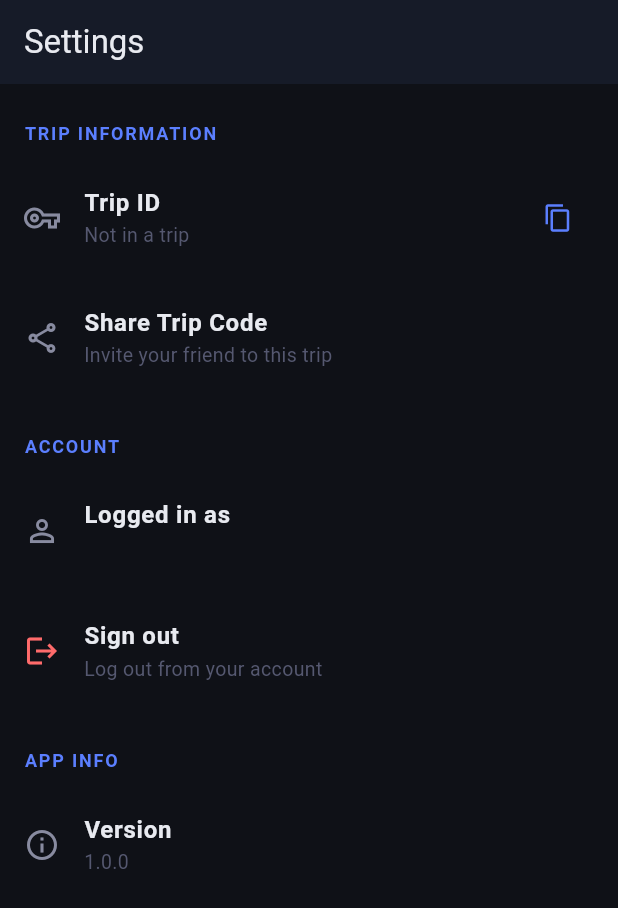
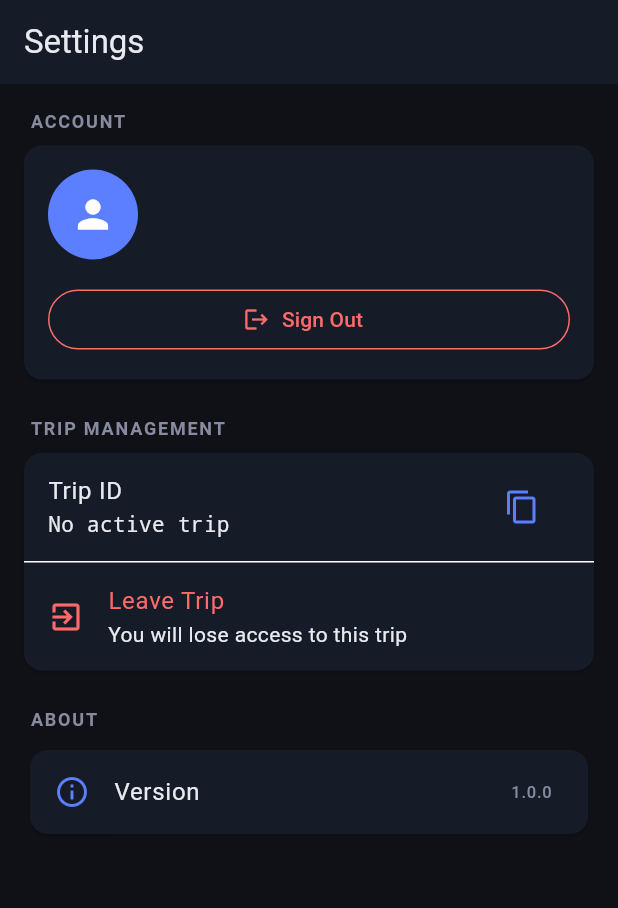
Before and after one commit to chiragdhunna/pesa_barbaadi, a Flutter app: the SettingsScreen screen opened by its route, on a phone screen of 412 x 824 dp. Shown: the top 908 px of the screen. Run offline on Flutter 3.47's test engine with Material 3 defaults, Android fonts, the phone set to English and light mode, and no system bars; our stand-ins replace cloud_firestore, firebase_auth, firebase_core, fl_chart, flutter_riverpod, go_router and 4 more; missing offline and left inert: syncfusion_flutter_xlsio; accounts and stored records are empty.

Commit message:
feat(settings): add leave trip functionality
- Add `leaveTrip` method to FuelRepository to remove current user from trip members and recompute trip balance
- Overhaul SettingsScreen UI: reorganize into Account, Trip Management, and About sections
- Replace custom `_SettingsTile` widget with standard Material ListTiles and Cards
- Add leave trip confirmation dialog with error handling and state cleanup
- Refactor sign out logic into separate helper method
- Remove unused `share_plus` package dependency
- Update section header styling and layout padding

```diff
--- a/lib/repositories/fuel_repository.dart
+++ b/lib/repositories/fuel_repository.dart
@@ -152,6 +152,16 @@ class FuelRepository {
     });
   }
 
+  /// Removes the current user from the trip members.
+  Future<void> leaveTrip() async {
+    await _firestore.collection(AppStrings.tripsCollection).doc(tripId).update({
+      'members.$currentUserUid': FieldValue.delete(),
+    });
+    // Optional: If members become empty, you might want to delete the trip,
+    // but for now, just removing the user is enough as per requirement.
+    await _recomputeBalance();
+  }
+
   /// Watches the trip document for real-time updates.
   Stream<Trip> watchTrip() {
     return _firestore
--- a/lib/screens/settings/settings_screen.dart
+++ b/lib/screens/settings/settings_screen.dart
@@ -5,7 +5,6 @@ import 'package:go_router/go_router.dart';
 import 'package:pesa_barbaadi/providers/auth_provider.dart';
 import 'package:pesa_barbaadi/providers/fuel_provider.dart';
 import 'package:pesa_barbaadi/utils/constants.dart';
-import 'package:share_plus/share_plus.dart';
 import 'package:shared_preferences/shared_preferences.dart';
 
 class SettingsScreen extends ConsumerWidget {
@@ -13,8 +12,8 @@ class SettingsScreen extends ConsumerWidget {
 
   @override
   Widget build(BuildContext context, WidgetRef ref) {
+    final user = ref.watch(currentUserProvider);
     final tripId = ref.watch(tripIdProvider);
-    final user = ref.watch(currentUserProvider);
 
     return Scaffold(
       backgroundColor: AppColors.background,
@@ -24,96 +23,212 @@ class SettingsScreen extends ConsumerWidget {
         elevation: 0,
       ),
       body: ListView(
+        padding: const EdgeInsets.all(16),
         children: [
-          const _SectionHeader(title: 'Trip Information'),
-          _SettingsTile(
-            title: 'Trip ID',
-            subtitle: tripId ?? 'Not in a trip',
-            icon: Icons.vpn_key_outlined,
+          // Account Section
+          const _SectionHeader(title: 'Account'),
+          Card(
+            margin: const EdgeInsets.only(bottom: 24),
+            child: Padding(
+              padding: const EdgeInsets.all(16),
+              child: Column(
+                children: [
+                  Row(
+                    children: [
+                      CircleAvatar(
+                        radius: 30,
+                        backgroundImage: user?.photoURL != null
+                            ? NetworkImage(user!.photoURL!)
+                            : null,
+                        backgroundColor: AppColors.primary,
+                        child: user?.photoURL == null
+                            ? const Icon(Icons.person,
+                                color: Colors.white, size: 30)
+                            : null,
+                      ),
+                      const SizedBox(width: 16),
+                      Expanded(
+                        child: Column(
+                          crossAxisAlignment: CrossAxisAlignment.start,
+                          children: [
+                            Text(
+                              user?.displayName ?? 'No Name',
+                              style: const TextStyle(
+                                color: AppColors.textPrimary,
+                                fontSize: 18,
+                                fontWeight: FontWeight.bold,
+                              ),
+                            ),
+                            Text(
+                              user?.email ?? 'No Email',
+                              style: const TextStyle(
+                                color: AppColors.textSecondary,
+                                fontSize: 14,
+                              ),
+                            ),
+                          ],
+                        ),
+                      ),
+                    ],
+                  ),
+                  const SizedBox(height: 16),
+                  SizedBox(
+                    width: double.infinity,
+                    child: OutlinedButton.icon(
+                      onPressed: () => _handleSignOut(context, ref),
+                      icon: const Icon(Icons.logout, color: AppColors.danger),
+                      label: const Text(
+                        'Sign Out',
+                        style: TextStyle(color: AppColors.danger),
+                      ),
+                      style: OutlinedButton.styleFrom(
+                        side: const BorderSide(color: AppColors.danger),
+                      ),
+                    ),
+                  ),
+                ],
+              ),
+            ),
+          ),
+
+          // Trip Section
+          const _SectionHeader(title: 'Trip Management'),
+          Card(
+            margin: const EdgeInsets.only(bottom: 24),
+            child: Column(
+              children: [
+                ListTile(
+                  title: const Text('Trip ID'),
+                  subtitle: Text(
+                    tripId ?? 'No active trip',
+                    style: const TextStyle(fontFamily: 'monospace'),
+                  ),
                   trailing: IconButton(
-              icon: const Icon(Icons.copy, size: 20, color: AppColors.primary),
+                    icon: const Icon(Icons.copy, color: AppColors.primary),
                     onPressed: tripId != null
                         ? () {
                             Clipboard.setData(ClipboardData(text: tripId));
                             ScaffoldMessenger.of(context).showSnackBar(
                               const SnackBar(
-                            content: Text('Trip ID copied to clipboard')),
+                                content: Text('Trip ID copied to clipboard'),
+                                duration: Duration(seconds: 2),
+                              ),
                             );
                           }
                         : null,
                   ),
                 ),
-          _SettingsTile(
-            title: 'Share Trip Code',
-            subtitle: 'Invite your friend to this trip',
-            icon: Icons.share_outlined,
-            onTap: tripId != null
-                ? () {
-                    Share.share(
-                        'Join my Pesa Barbaadi trip! Use code: $tripId');
+                const Divider(height: 1),
+                ListTile(
+                  leading: const Icon(Icons.exit_to_app, color: AppColors.danger),
+                  title: const Text(
+                    'Leave Trip',
+                    style: TextStyle(color: AppColors.danger),
+                  ),
+                  subtitle: const Text('You will lose access to this trip'),
+                  onTap: tripId != null ? () => _handleLeaveTrip(context, ref) : null,
+                ),
+              ],
+            ),
+          ),
+
+          // About Section
+          const _SectionHeader(title: 'About'),
+          const Card(
+            child: ListTile(
+              leading: Icon(Icons.info_outline, color: AppColors.primary),
+              title: Text('Version'),
+              trailing: Text(
+                '1.0.0',
+                style: TextStyle(color: AppColors.textSecondary),
+              ),
+            ),
+          ),
+        ],
+      ),
+    );
   }
-                : null,
-          ),
-          const _SectionHeader(title: 'Account'),
-          _SettingsTile(
-            title: 'Logged in as',
-            subtitle: user?.email ?? 'Unknown',
-            icon: Icons.person_outline,
-          ),
-          _SettingsTile(
-            title: 'Sign out',
-            subtitle: 'Log out from your account',
-            icon: Icons.logout,
-            iconColor: AppColors.danger,
-            onTap: () async {
+
+  Future<void> _handleSignOut(BuildContext context, WidgetRef ref) async {
     final confirmed = await showDialog<bool>(
       context: context,
       builder: (context) => AlertDialog(
-                  backgroundColor: AppColors.surface,
-                  title: const Text('Sign out',
-                      style: TextStyle(color: AppColors.textPrimary)),
-                  content: const Text('Are you sure you want to sign out?',
-                      style: TextStyle(color: AppColors.textSecondary)),
+        title: const Text('Sign Out'),
+        content: const Text('Are you sure you want to sign out?'),
         actions: [
           TextButton(
             onPressed: () => Navigator.pop(context, false),
-                        child: const Text('Cancel')),
+            child: const Text('Cancel'),
+          ),
           TextButton(
             onPressed: () => Navigator.pop(context, true),
-                      child: const Text('Sign out',
-                          style: TextStyle(color: AppColors.danger)),
+            child: const Text('Sign Out', style: TextStyle(color: AppColors.danger)),
           ),
         ],
       ),
     );
 
     if (confirmed == true) {
-                // 1. Clear SharedPreferences
+      // 1. Clear tripIdProvider
+      ref.read(tripIdProvider.notifier).state = null;
+
+      // 2. Clear SharedPreferences
       final prefs = await SharedPreferences.getInstance();
       await prefs.remove(AppStrings.tripIdKey);
 
-                // 2. Clear Provider
-                ref.read(tripIdProvider.notifier).state = null;
-
-                // 3. Sign out from Auth
+      // 3. Sign out
       await ref.read(authRepositoryProvider).signOut();
 
-                // 4. Navigate to Login
+      // 4. Navigate to login
       if (context.mounted) {
         context.go('/login');
       }
     }
-            },
+  }
+
+  Future<void> _handleLeaveTrip(BuildContext context, WidgetRef ref) async {
+    final confirmed = await showDialog<bool>(
+      context: context,
+      builder: (context) => AlertDialog(
+        title: const Text('Leave Trip'),
+        content: const Text(
+            'Are you sure you want to leave this trip? You will need an invite code to rejoin.'),
+        actions: [
+          TextButton(
+            onPressed: () => Navigator.pop(context, false),
+            child: const Text('Cancel'),
           ),
-          const _SectionHeader(title: 'App Info'),
-          const _SettingsTile(
-            title: 'Version',
-            subtitle: '1.0.0',
-            icon: Icons.info_outline,
+          TextButton(
+            onPressed: () => Navigator.pop(context, true),
+            child: const Text('Leave', style: TextStyle(color: AppColors.danger)),
           ),
         ],
       ),
     );
+
+    if (confirmed == true) {
+      try {
+        final repo = ref.read(fuelRepositoryProvider);
+        if (repo != null) {
+          await repo.leaveTrip();
+        }
+
+        // Clear local state regardless of repo availability (as a fallback)
+        ref.read(tripIdProvider.notifier).state = null;
+        final prefs = await SharedPreferences.getInstance();
+        await prefs.remove(AppStrings.tripIdKey);
+
+        if (context.mounted) {
+          context.go('/trip-setup');
+        }
+      } catch (e) {
+        if (context.mounted) {
+          ScaffoldMessenger.of(context).showSnackBar(
+            SnackBar(content: Text('Error leaving trip: $e')),
+          );
+        }
+      }
+    }
   }
 }
 
@@ -125,11 +240,11 @@ class _SectionHeader extends StatelessWidget {
   @override
   Widget build(BuildContext context) {
     return Padding(
-      padding: const EdgeInsets.fromLTRB(16, 24, 16, 8),
+      padding: const EdgeInsets.only(left: 4, bottom: 8),
       child: Text(
         title.toUpperCase(),
         style: const TextStyle(
-          color: AppColors.primary,
+          color: AppColors.textSecondary,
           fontSize: 12,
           fontWeight: FontWeight.bold,
           letterSpacing: 1.2,
@@ -138,36 +253,3 @@ class _SectionHeader extends StatelessWidget {
     );
   }
 }
-
-class _SettingsTile extends StatelessWidget {
-  final String title;
-  final String subtitle;
-  final IconData icon;
-  final Color? iconColor;
-  final Widget? trailing;
-  final VoidCallback? onTap;
-
-  const _SettingsTile({
-    required this.title,
-    required this.subtitle,
-    required this.icon,
-    this.iconColor,
-    this.trailing,
-    this.onTap,
-  });
-
-  @override
-  Widget build(BuildContext context) {
-    return ListTile(
-      onTap: onTap,
-      leading: Icon(icon, color: iconColor ?? AppColors.textSecondary),
-      title: Text(title,
-          style: const TextStyle(
-              color: AppColors.textPrimary, fontWeight: FontWeight.bold)),
-      subtitle: Text(subtitle,
-          style: const TextStyle(color: AppColors.textMuted, fontSize: 13)),
-      trailing: trailing,
-      contentPadding: const EdgeInsets.symmetric(horizontal: 16, vertical: 4),
-    );
-  }
-}
```
Lines whose indentation alone changed are shown as unchanged.
